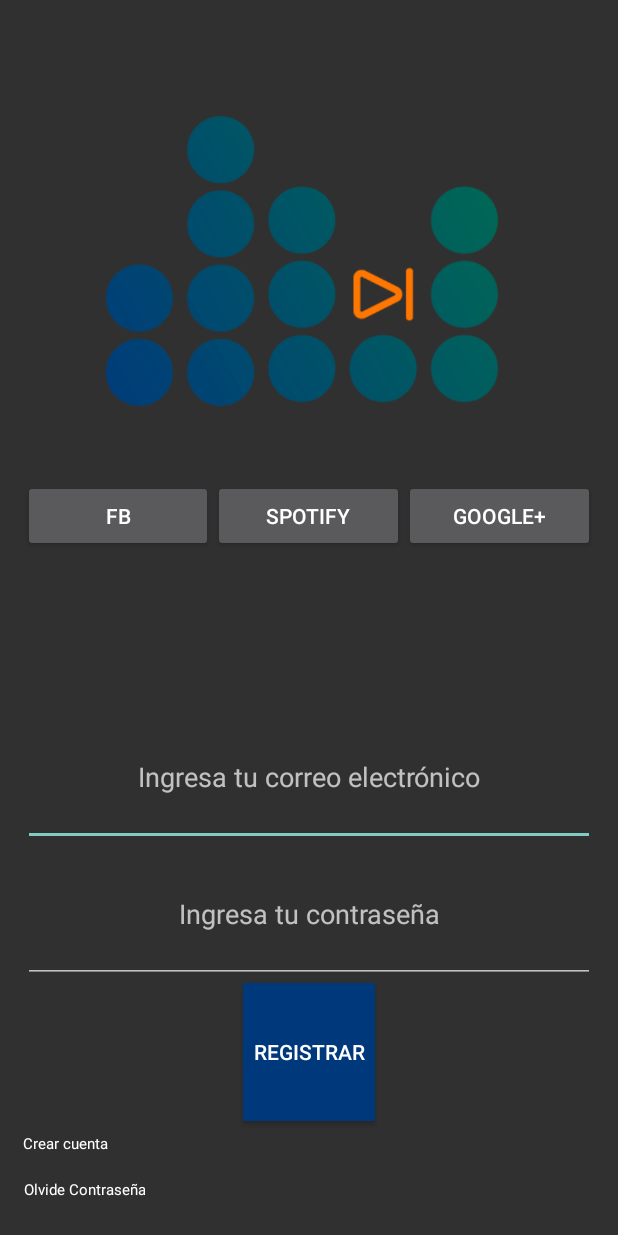
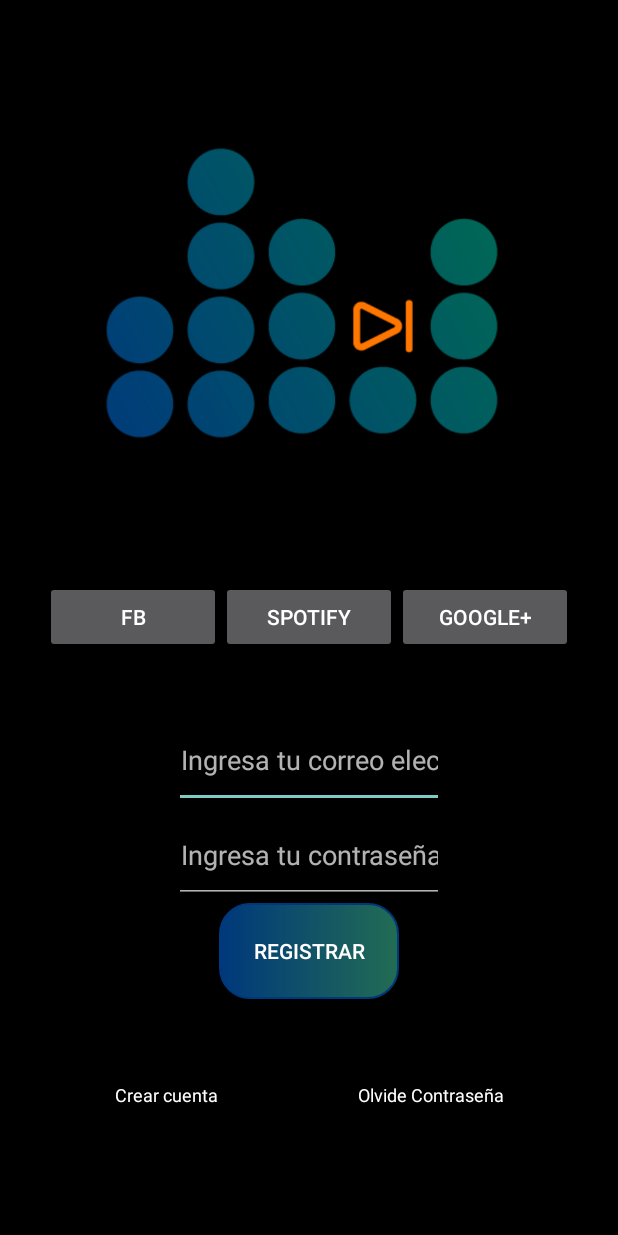
Before and after one commit to clautvald/ReproductorMusica, an Android app: the screen it shows after launch (MainActivity), on a phone screen of 412 x 824 dp. Run offline under Robolectric (Android 15) with nearby library versions, the phone set to English and light mode, and no system bars.

Commit message:
avance 6.09

```diff
--- /dev/null
+++ b/Reproductor_Musica/app/src/main/res/drawable/button_background.xml
@@ -0,0 +1,23 @@
+<selector xmlns:android="http://schemas.android.com/apk/res/android" >
+    <item android:state_pressed="true" >
+        <shape android:shape="rectangle"  >
+            <corners android:radius="20dp" />
+            <stroke android:width="1dip" android:color="@color/colorPrimary" />
+            <gradient android:angle="90" android:startColor="@color/colorPrimary" android:endColor="@color/colorPrimary"  />
+        </shape>
+    </item>
+    <item android:state_focused="true">
+        <shape android:shape="rectangle"  >
+            <corners android:radius="20dp" />
+            <stroke android:width="1dip" android:color="@color/colorPrimary"/>
+            <solid android:color="@color/colorPrimary"/>
+        </shape>
+    </item>
+    <item >
+        <shape android:shape="rectangle"  >
+            <corners android:radius="20dp" />
+            <stroke android:width="1dip" android:color="@color/colorPrimary" />
+            <gradient android:angle="180" android:startColor="@color/colorPrimaryDark" android:endColor="@color/colorPrimary" />
+        </shape>
+    </item>
+</selector>
--- a/Reproductor_Musica/app/src/main/res/layout/activity_cuenta_nueva.xml
+++ b/Reproductor_Musica/app/src/main/res/layout/activity_cuenta_nueva.xml
@@ -5,7 +5,7 @@
     android:layout_width="match_parent"
     android:layout_height="match_parent"
     android:orientation="vertical"
-    android:padding="15dp"
+    android:padding="20dp"
     tools:context=".Cuenta_nueva">
 
 
@@ -14,9 +14,11 @@
         android:layout_width="wrap_content"
         android:layout_height="wrap_content"
         android:layout_weight="1"
+        android:layout_gravity="center"
         android:gravity="center"
         android:text="NUEVO REGISTRO"
         android:textSize="20dp" />
+
 
     <EditText
         android:id="@+id/txt_nombre"
@@ -35,7 +37,7 @@
         android:layout_weight="1"
         android:ems="10"
         android:hint="Ingresa tu correo"
-        android:inputType="textPersonName" />
+        android:inputType="textEmailAddress" />
 
     <EditText
         android:id="@+id/txt_alias"
@@ -47,22 +49,22 @@
         android:inputType="textPersonName" />
 
     <EditText
-        android:id="@+id/editText4"
+        android:id="@+id/txt_contras"
         android:layout_width="match_parent"
         android:layout_height="wrap_content"
         android:layout_weight="1"
         android:ems="10"
-        android:inputType="textPersonName"
-        android:text="Name" />
+        android:inputType="textPassword"
+        android:hint="Ingresa tu contraseña" />
 
     <EditText
-        android:id="@+id/editText5"
+        android:id="@+id/txt_fecha"
         android:layout_width="match_parent"
         android:layout_height="wrap_content"
         android:layout_weight="1"
         android:ems="10"
-        android:inputType="textPersonName"
-        android:text="Name" />
+        android:inputType="text|number"
+        android:hint="Fecha de Nacimiento"/>
 
 
 </LinearLayout>
--- a/Reproductor_Musica/app/src/main/res/layout/activity_main.xml
+++ b/Reproductor_Musica/app/src/main/res/layout/activity_main.xml
@@ -4,8 +4,9 @@
     xmlns:tools="http://schemas.android.com/tools"
     android:layout_width="match_parent"
     android:layout_height="match_parent"
+    android:background="#000000"
     android:orientation="vertical"
-    android:padding="15dp"
+    android:padding="30dp"
     tools:context=".MainActivity">
 
     <ImageView
@@ -13,18 +14,20 @@
         android:layout_width="match_parent"
         android:layout_height="0dp"
         android:layout_weight="0.1"
+        android:layout_gravity="center"
         app:srcCompat="@drawable/logo22" />
 
     <LinearLayout
         android:layout_width="match_parent"
         android:layout_height="0dp"
-        android:layout_weight="0.05"
+        android:layout_weight="0.04"
         android:orientation="horizontal">
 
         <Button
             android:id="@+id/btn_fb"
             android:layout_width="wrap_content"
             android:layout_height="wrap_content"
+            android:layout_gravity="center"
             android:layout_weight="1"
             android:text="FB" />
 
@@ -32,6 +35,7 @@
             android:id="@+id/bbtn_spotify"
             android:layout_width="wrap_content"
             android:layout_height="wrap_content"
+            android:layout_gravity="center"
             android:layout_weight="1"
             android:text="SPOTIFY" />
 
@@ -39,59 +43,72 @@
             android:id="@+id/btn_goog"
             android:layout_width="wrap_content"
             android:layout_height="wrap_content"
+            android:layout_gravity="center"
             android:layout_weight="1"
             android:text="GOOGLE+" />
 
     </LinearLayout>
-
       <EditText
         android:id="@+id/txt_correo"
-        android:layout_width="match_parent"
+        android:layout_width="180dp"
         android:layout_height="0dp"
+        android:layout_weight="0.02"
         android:ems="10"
-        android:inputType="textPersonName"
-        android:layout_weight="0.03"
         android:gravity="center"
-        android:hint="Ingresa tu correo electrónico" />
+          android:layout_gravity="center"
+        android:hint="Ingresa tu correo electrónico"
+        android:inputType="textPersonName" />
 
     <EditText
         android:id="@+id/txt_contras"
-        android:layout_width="match_parent"
+        android:layout_width="180dp"
         android:layout_height="0dp"
+        android:layout_weight="0.02"
+        android:layout_gravity="center"
         android:ems="10"
-        android:layout_weight="0.03"
         android:gravity="center"
-        android:inputType="textPassword"
-        android:hint="Ingresa tu contraseña" />
+        android:hint="Ingresa tu contraseña"
+        android:inputType="textPassword" />
+
 
     <Button
         android:id="@+id/registro"
-        android:layout_width="wrap_content"
+        android:layout_width="120dp"
         android:layout_height="0dp"
-           android:layout_weight="0.03"
         android:layout_gravity="center"
-           android:background="#00387c"
+        android:layout_weight="0.02"
+        android:background="@drawable/button_background"
+        android:padding="10dp"
         android:text="Registrar" />
 
+
+    <LinearLayout
+        android:layout_width="match_parent"
+        android:layout_height="0dp"
+        android:layout_weight="0.04"
+        android:orientation="horizontal">
 
         <TextView
             android:id="@+id/txt_cta"
             android:layout_width="wrap_content"
-        android:layout_height="0dp"
+            android:layout_height="wrap_content"
             android:layout_weight="0.01"
+            android:text="Crear cuenta"
             android:gravity="center"
-        android:text="Crear cuenta"
+            android:layout_gravity="center"
             android:textColor="#ffffff"
-        android:textSize="10dp" />
+            android:textSize="12dp" />
 
         <TextView
             android:id="@+id/txt_cotra"
             android:layout_width="wrap_content"
-        android:layout_height="0dp"
+            android:layout_height="wrap_content"
             android:layout_weight="0.01"
             android:gravity="center"
+            android:layout_gravity="center"
             android:text="Olvide Contraseña"
             android:textColor="#ffffff"
-        android:textSize="10dp" />
+            android:textSize="12dp" />
+    </LinearLayout>
 
 </LinearLayout>
--- a/Reproductor_Musica/app/src/main/res/values/colors.xml
+++ b/Reproductor_Musica/app/src/main/res/values/colors.xml
@@ -1,6 +1,8 @@
 <?xml version="1.0" encoding="utf-8"?>
 <resources>
-    <color name="colorPrimary">#008577</color>
-    <color name="colorPrimaryDark">#00574B</color>
-    <color name="colorAccent">#D81B60</color>
+    <color name="colorPrimary">#ff00387C</color>
+    <color name="colorPrimaryDark">#ff226c53</color>
+    <color name="colorAccent">#ffEF6C00</color>
+    <color name="colorNegro">#ff000000</color>
+    <color name="colorBlanco">#ffFFFFFF</color>
 </resources>
```
Also changed, not shown: 1 other file. Lines whose indentation alone changed are shown as unchanged.
